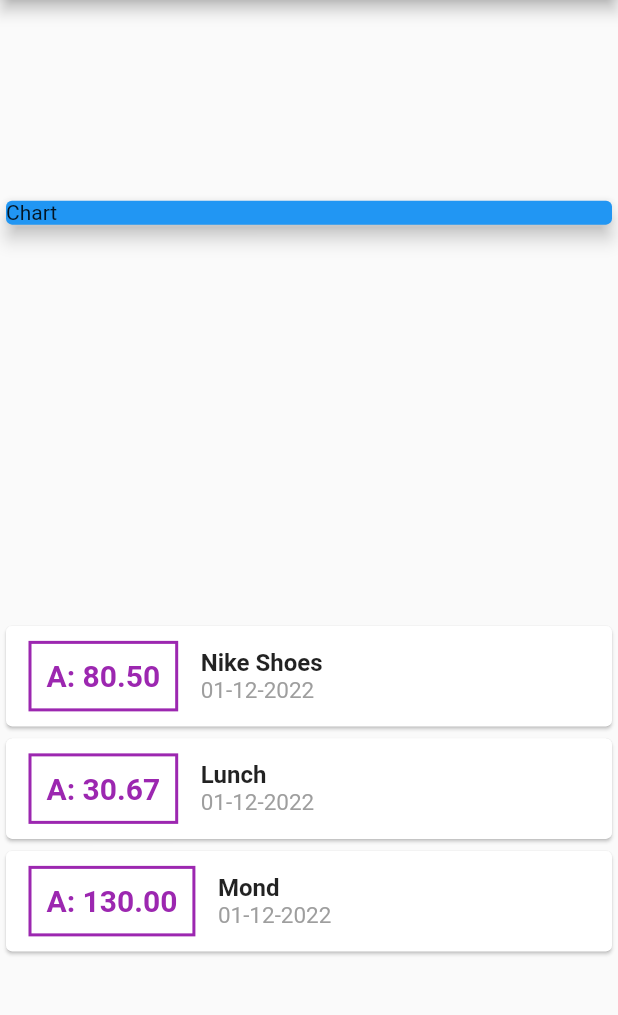
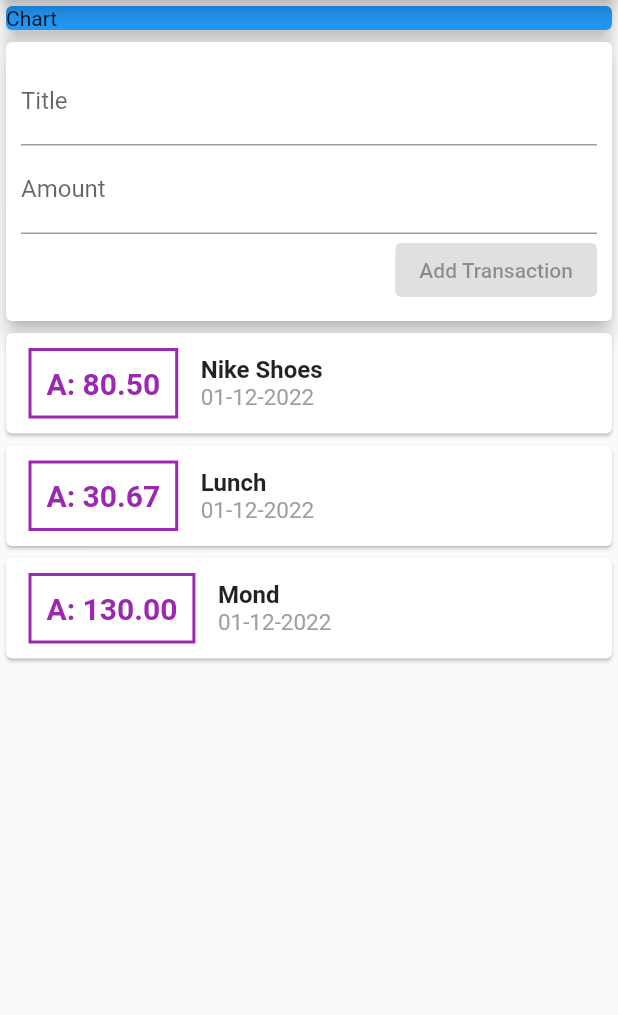
Before and after one commit to alex-pythonista/expense-manager-mobile-app, a Flutter app: the screen it shows after launch, on a phone screen of 412 x 824 dp, the part 84-1099 px from its top. Run offline on Flutter 3.47's test engine with Material 2 defaults, Android fonts, the phone set to English and light mode, and no system bars.

Commit message:
Add transaction functionality

```diff
--- a/lib/main.dart
+++ b/lib/main.dart
@@ -45,7 +45,7 @@ class HomePage extends StatelessWidget {
         title: const Text("Your Expense Manager"),
       ),
       body: Column(
-        mainAxisAlignment: MainAxisAlignment.spaceAround,
+        // mainAxisAlignment: MainAxisAlignment.spaceAround,
         crossAxisAlignment: CrossAxisAlignment.stretch,
         children: <Widget>[
           const SizedBox(
@@ -54,6 +54,27 @@ class HomePage extends StatelessWidget {
               color: Colors.blue,
               elevation: 5,
               child: Text("Chart"),
+            ),
+          ),
+          Card(
+            elevation: 5,
+            child: Container(
+              padding: EdgeInsets.all(10),
+              child: Column(
+                crossAxisAlignment: CrossAxisAlignment.end,
+                children: const [
+                  TextField(
+                    decoration: InputDecoration(labelText: "Title"),
+                  ),
+                  TextField(
+                    decoration: InputDecoration(labelText: "Amount"),
+                  ),
+                  ElevatedButton(
+                    onPressed: null,
+                    child: Text("Add Transaction"),
+                  )
+                ],
+              ),
             ),
           ),
           Column(
```
